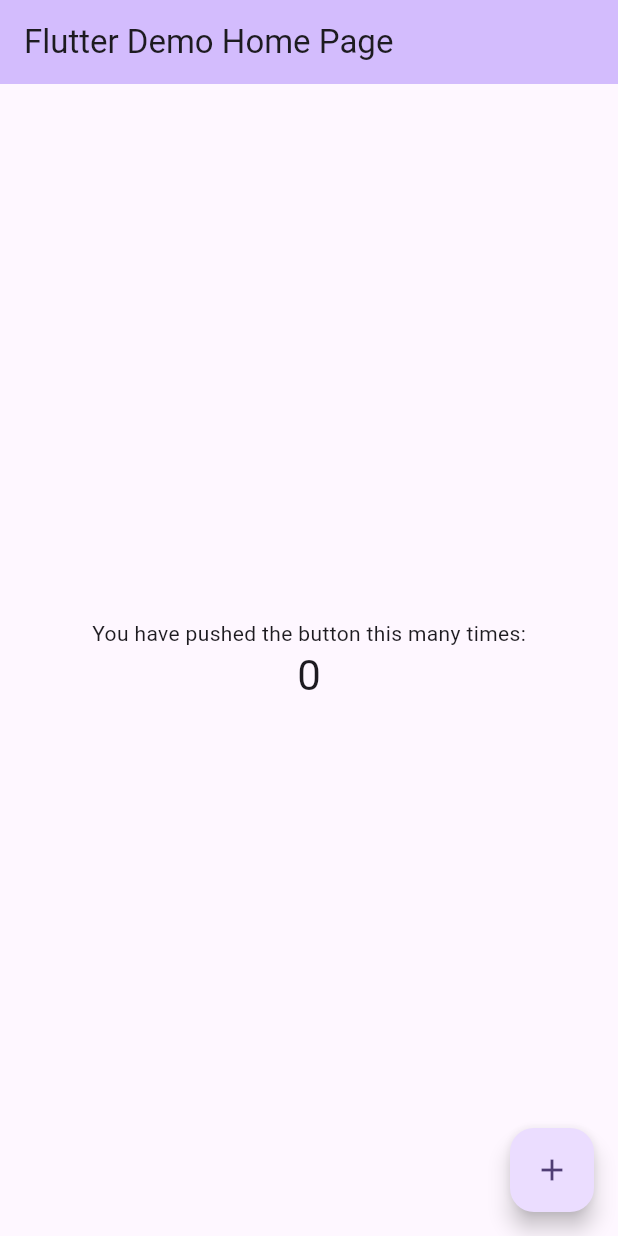
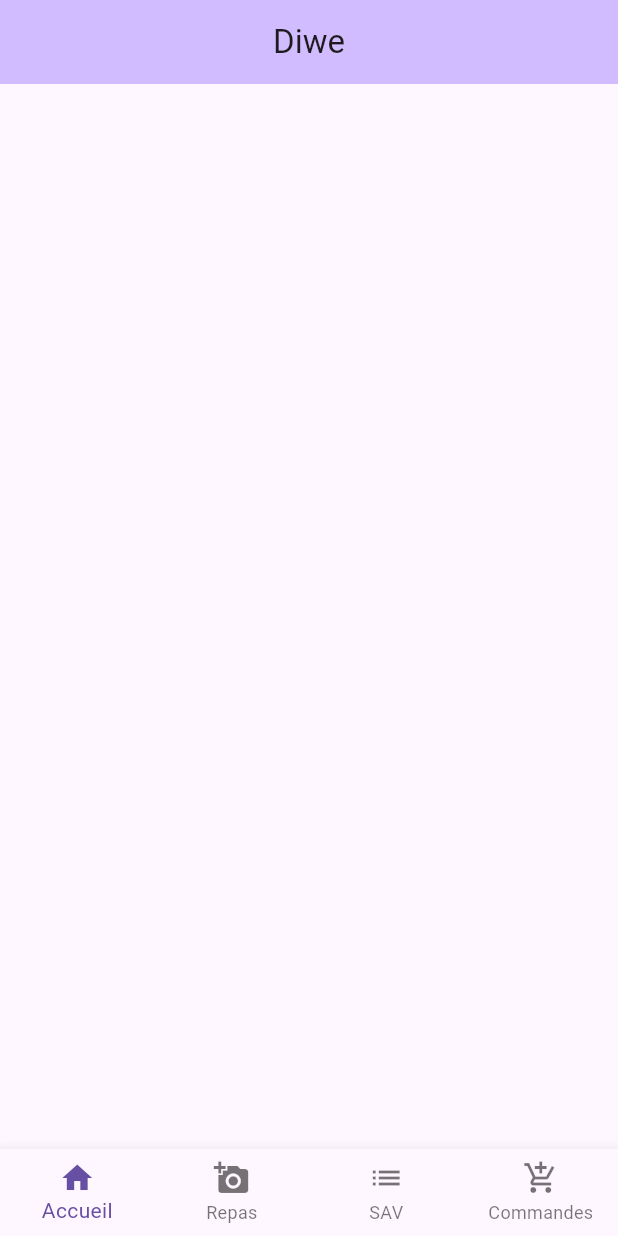
Before and after one commit to KelevraP5/DiWe, a Flutter app: the screen it shows after launch, on a phone screen of 412 x 824 dp. Run offline on Flutter 3.47's test engine with Material 3 defaults, Android fonts, the phone set to English and light mode, and no system bars.

Commit message:
bottom nav bar

```diff
--- /dev/null
+++ b/lib/components/bottom_nav_bar.dart
@@ -0,0 +1,40 @@
+import 'package:flutter/material.dart';
+
+import 'package:diwe_flutter/pages/home.dart';
+
+class BottomNavBar extends StatefulWidget {
+  const BottomNavBar({super.key});
+
+  @override
+  State<BottomNavBar> createState() => _BottomNavBarState();
+}
+
+class _BottomNavBarState extends State<BottomNavBar> {
+  @override
+  Widget build(BuildContext context) {
+    return BottomNavigationBar(
+      type: BottomNavigationBarType.fixed,
+      items: [
+        BottomNavigationBarItem(
+          label : 'Accueil',
+          icon : const Icon(Icons.home),
+        ),
+
+        BottomNavigationBarItem(
+          label : 'Repas',
+          icon : Icon(Icons.add_a_photo),
+        ),
+
+        BottomNavigationBarItem(
+          label : 'SAV',
+          icon : Icon(Icons.list),
+        ),
+
+        BottomNavigationBarItem(
+          label : 'Commandes',
+          icon : Icon(Icons.add_shopping_cart),
+        ),
+      ],
+    );
+  }
+}
--- a/lib/main.dart
+++ b/lib/main.dart
@@ -1,52 +1,26 @@
 import 'package:flutter/material.dart';
+
+import 'package:diwe_flutter/pages/home.dart';
+import 'package:diwe_flutter/components/bottom_nav_bar.dart';
 
 void main() {
   runApp(const MyApp());
 }
 
 class MyApp extends StatelessWidget {
-  const MyApp({super.key});
+  const MyApp({Key? key});
 
-  // This widget is the root of your application.
   @override
   Widget build(BuildContext context) {
-    return MaterialApp(
-      title: 'Flutter Demo',
-      theme: ThemeData(
-        // This is the theme of your application.
-        //
-        // TRY THIS: Try running your application with "flutter run". You'll see
-        // the application has a purple toolbar. Then, without quitting the app,
-        // try changing the seedColor in the colorScheme below to Colors.green
-        // and then invoke "hot reload" (save your changes or press the "hot
-        // reload" button in a Flutter-supported IDE, or press "r" if you used
-        // the command line to start the app).
-        //
-        // Notice that the counter didn't reset back to zero; the application
-        // state is not lost during the reload. To reset the state, use hot
-        // restart instead.
-        //
-        // This works for code too, not just values: Most code changes can be
-        // tested with just a hot reload.
-        colorScheme: ColorScheme.fromSeed(seedColor: Colors.deepPurple),
-        useMaterial3: true,
-      ),
-      home: const MyHomePage(title: 'Flutter Demo Home Page'),
+    return const MaterialApp(
+      debugShowCheckedModeBanner : false,
+      home: MyHomePage(title: 'Diwe'),
     );
   }
 }
 
 class MyHomePage extends StatefulWidget {
-  const MyHomePage({super.key, required this.title});
-
-  // This widget is the home page of your application. It is stateful, meaning
-  // that it has a State object (defined below) that contains fields that affect
-  // how it looks.
-
-  // This class is the configuration for the state. It holds the values (in this
-  // case the title) provided by the parent (in this case the App widget) and
-  // used by the build method of the State. Fields in a Widget subclass are
-  // always marked "final".
+  const MyHomePage({Key? key, required this.title});
 
   final String title;
 
@@ -55,71 +29,20 @@
 }
 
 class _MyHomePageState extends State<MyHomePage> {
-  int _counter = 0;
-
-  void _incrementCounter() {
-    setState(() {
-      // This call to setState tells the Flutter framework that something has
-      // changed in this State, which causes it to rerun the build method below
-      // so that the display can reflect the updated values. If we changed
-      // _counter without calling setState(), then the build method would not be
-      // called again, and so nothing would appear to happen.
-      _counter++;
-    });
-  }
 
   @override
   Widget build(BuildContext context) {
-    // This method is rerun every time setState is called, for instance as done
-    // by the _incrementCounter method above.
-    //
-    // The Flutter framework has been optimized to make rerunning build methods
-    // fast, so that you can just rebuild anything that needs updating rather
-    // than having to individually change instances of widgets.
     return Scaffold(
       appBar: AppBar(
-        // TRY THIS: Try changing the color here to a specific color (to
-        // Colors.amber, perhaps?) and trigger a hot reload to see the AppBar
-        // change color while the other colors stay the same.
         backgroundColor: Theme.of(context).colorScheme.inversePrimary,
-        // Here we take the value from the MyHomePage object that was created by
-        // the App.build method, and use it to set our appbar title.
+        centerTitle: true,
         title: Text(widget.title),
       ),
-      body: Center(
-        // Center is a layout widget. It takes a single child and positions it
-        // in the middle of the parent.
-        child: Column(
-          // Column is also a layout widget. It takes a list of children and
-          // arranges them vertically. By default, it sizes itself to fit its
-          // children horizontally, and tries to be as tall as its parent.
-          //
-          // Column has various properties to control how it sizes itself and
-          // how it positions its children. Here we use mainAxisAlignment to
-          // center the children vertically; the main axis here is the vertical
-          // axis because Columns are vertical (the cross axis would be
-          // horizontal).
-          //
-          // TRY THIS: Invoke "debug painting" (choose the "Toggle Debug Paint"
-          // action in the IDE, or press "p" in the console), to see the
-          // wireframe for each widget.
-          mainAxisAlignment: MainAxisAlignment.center,
-          children: <Widget>[
-            const Text(
-              'You have pushed the button this many times:',
-            ),
-            Text(
-              '$_counter',
-              style: Theme.of(context).textTheme.headlineMedium,
-            ),
-          ],
-        ),
+      body: Column(
+        children: [
+        ],
       ),
-      floatingActionButton: FloatingActionButton(
-        onPressed: _incrementCounter,
-        tooltip: 'Increment',
-        child: const Icon(Icons.add),
-      ), // This trailing comma makes auto-formatting nicer for build methods.
+      bottomNavigationBar: const BottomNavBar(),
     );
   }
 }
--- /dev/null
+++ b/lib/pages/home.dart
@@ -0,0 +1,15 @@
+import 'package:flutter/material.dart';
+
+class HomePage extends StatelessWidget {
+  const HomePage({super.key});
+
+  @override
+  Widget build(BuildContext context) {
+    return Scaffold(
+      appBar: AppBar(),
+      body: Center(
+        child: Text('Page d\'accueil'),
+      ),
+    );
+  }
+}
--- /dev/null
+++ b/lib/pages/liste_materiel.dart
@@ -0,0 +1,25 @@
+import 'package:flutter/material.dart';
+
+class ListeMateriel extends StatefulWidget {
+  const ListeMateriel({super.key});
+
+  @override
+  State<ListeMateriel> createState() => _ListeMaterielState();
+}
+
+Widget ShowMateriel() {
+  return Expanded(child: ListView.builder(
+      // itemCount: ,// liste matériel
+      itemBuilder : (context, index) {
+        // final String material = // pièce de matériel
+      }
+  ),
+  );
+}
+
+class _ListeMaterielState extends State<ListeMateriel> {
+  @override
+  Widget build(BuildContext context) {
+    return ShowMateriel();
+  }
+}
--- a/pubspec.yaml
+++ b/pubspec.yaml
@@ -35,6 +35,9 @@ dependencies:
   # The following adds the Cupertino Icons font to your application.
   # Use with the CupertinoIcons class for iOS style icons.
   cupertino_icons: ^1.0.2
+  bottom_navigation_bar: ^1.0.1
+  botton_nav_bar: ^1.0.2
+  bottom_nav_bar: ^1.0.3
 
 dev_dependencies:
   flutter_test:
```
Also changed, not shown: pubspec.lock.
